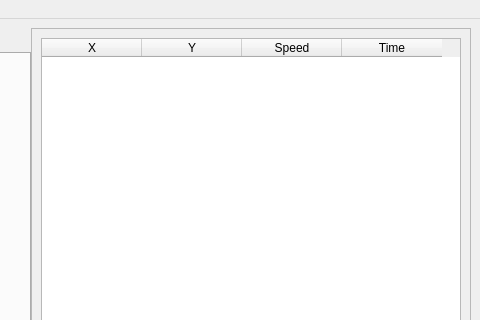
This is UET_ARMUI.ui in DatTran262/DO_AN as Qt 5 draws it before an edit; both pictures show x 628 to 1108 and y 0 to 320 of the 1108 by 595 pixel window. The edited form follows.
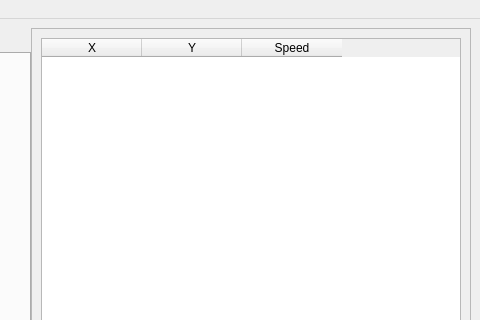
This is the edited form. Icons and pictures are not drawn.

Patch:
```diff
--- a/UET_ARMUI.ui
+++ b/UET_ARMUI.ui
@@ -253,7 +253,7 @@
               <number>0</number>
              </property>
              <property name="columnCount">
-              <number>4</number>
+              <number>3</number>
              </property>
              <attribute name="horizontalHeaderDefaultSectionSize">
               <number>100</number>
@@ -273,11 +273,6 @@
                <string>Speed</string>
               </property>
              </column>
-             <column>
-              <property name="text">
-               <string>Time</string>
-              </property>
-             </column>
             </widget>
            </item>
           </layout>
```
